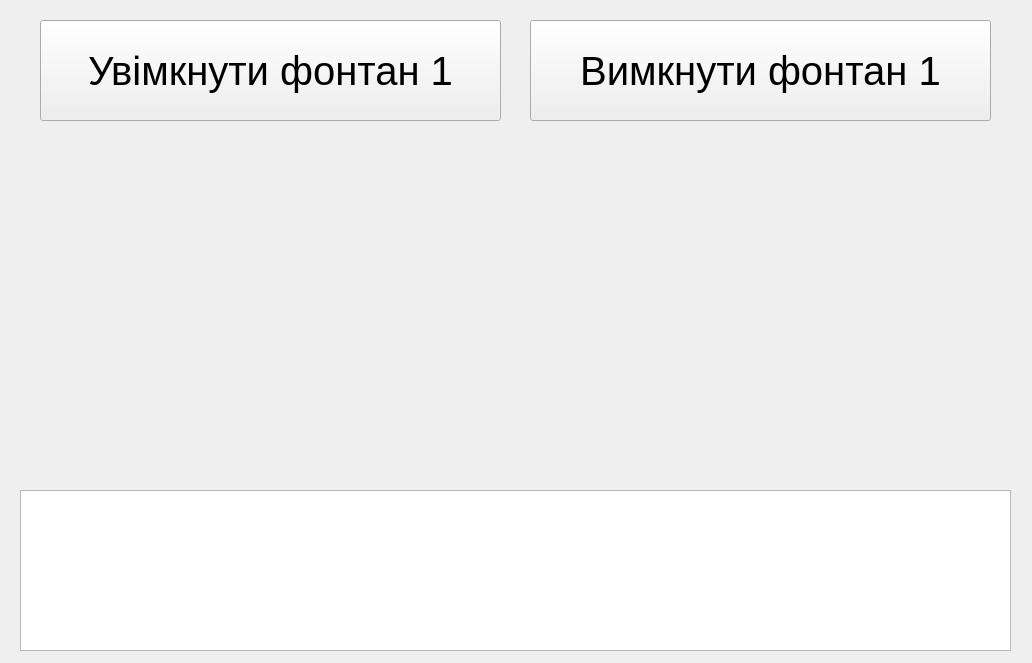
Before: the Qt Designer form FountainControl/mainwindow.ui in graywolf2/FountainControlProject, drawn with Qt 5.
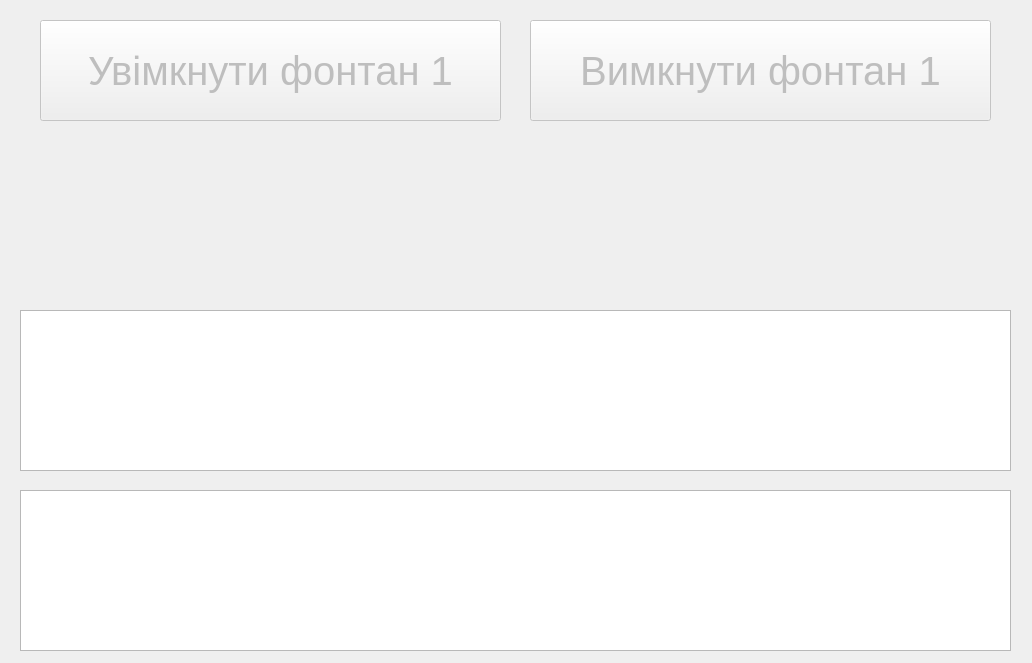
After: the same form once the commit is applied.

Diff of the .ui file:
```diff
--- a/FountainControl/mainwindow.ui
+++ b/FountainControl/mainwindow.ui
@@ -10,6 +10,24 @@
     <height>663</height>
    </rect>
   </property>
+  <property name="sizePolicy">
+   <sizepolicy hsizetype="Fixed" vsizetype="Fixed">
+    <horstretch>0</horstretch>
+    <verstretch>0</verstretch>
+   </sizepolicy>
+  </property>
+  <property name="minimumSize">
+   <size>
+    <width>1032</width>
+    <height>663</height>
+   </size>
+  </property>
+  <property name="maximumSize">
+   <size>
+    <width>1032</width>
+    <height>663</height>
+   </size>
+  </property>
   <property name="font">
    <font>
     <pointsize>30</pointsize>
@@ -20,6 +38,9 @@
   </property>
   <widget class="QWidget" name="centralWidget">
    <widget class="QPushButton" name="turnOnFountain1">
+    <property name="enabled">
+     <bool>false</bool>
+    </property>
     <property name="geometry">
      <rect>
       <x>40</x>
@@ -33,6 +54,9 @@
     </property>
    </widget>
    <widget class="QPushButton" name="turnOffFountain1">
+    <property name="enabled">
+     <bool>false</bool>
+    </property>
     <property name="geometry">
      <rect>
       <x>530</x>
@@ -58,6 +82,19 @@
      <bool>true</bool>
     </property>
    </widget>
+   <widget class="QTextEdit" name="state">
+    <property name="geometry">
+     <rect>
+      <x>20</x>
+      <y>310</y>
+      <width>991</width>
+      <height>161</height>
+     </rect>
+    </property>
+    <property name="readOnly">
+     <bool>true</bool>
+    </property>
+   </widget>
   </widget>
  </widget>
  <layoutdefault spacing="6" margin="11"/>
```
